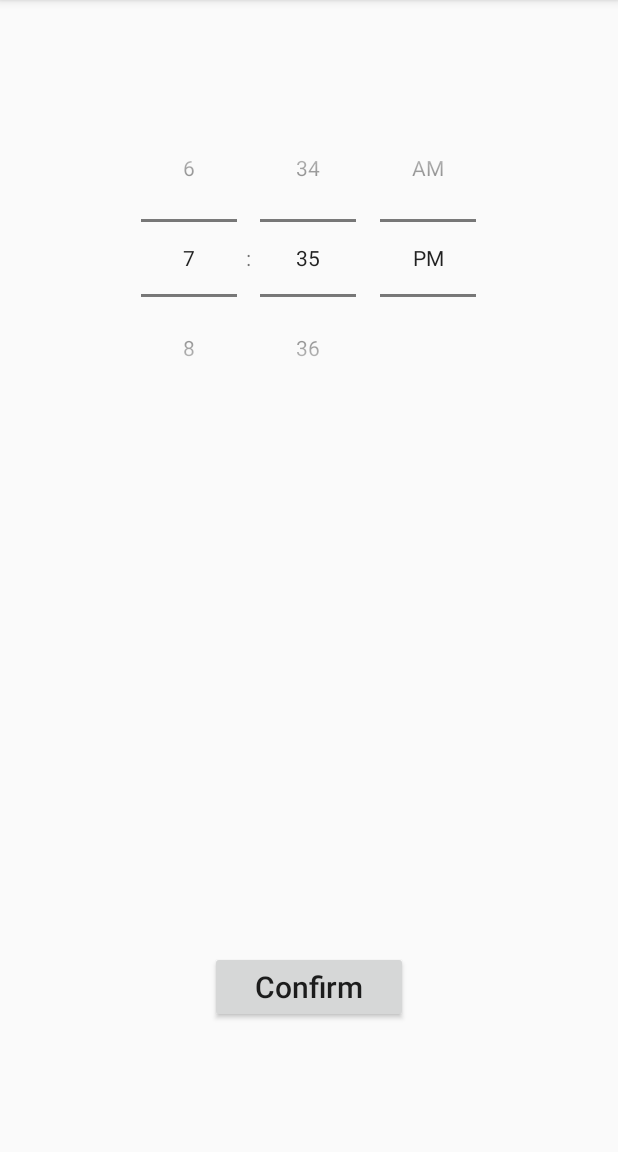
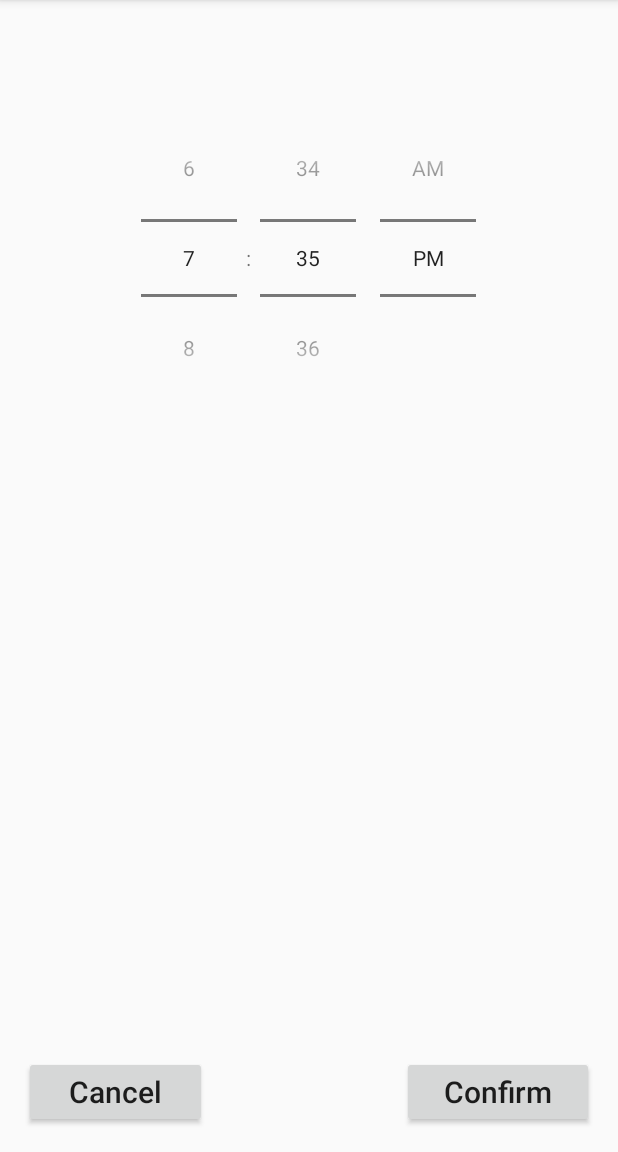
Before and after one commit to AdamHe17/SnoozeWars, an Android app: the SetAlarm screen opened directly, with no data from a screen before it, on a phone screen of 412 x 824 dp, the part 84-1236 px from its top. Run offline under Robolectric (Android 15) with nearby library versions, the light colour scheme and no system bars; 4 statements that could not run were skipped.

Commit message:
Added buttons and functionality to app

```diff
--- a/SnoozeWars/app/src/main/AndroidManifest.xml
+++ b/SnoozeWars/app/src/main/AndroidManifest.xml
@@ -19,7 +19,7 @@
                 <category android:name="android.intent.category.LAUNCHER" />
             </intent-filter>
         </activity>
-
+        <uses-permission android:name="android.permission.WAKE_LOCK"></uses-permission>
         <!--
              ATTENTION: This was auto-generated to add Google Play services to your project for
              App Indexing.  See https://g.co/AppIndexing/AndroidStudio for more information.
--- a/SnoozeWars/app/src/main/res/layout/activity_main.xml
+++ b/SnoozeWars/app/src/main/res/layout/activity_main.xml
@@ -55,7 +55,7 @@
         android:textColor="#0f0e0f"
         android:layout_width="wrap_content"
         android:layout_height="wrap_content"
-        android:text="Yuki Zou"
+        android:text="Eric Hao"
         android:id="@+id/textView"
         android:layout_below="@+id/imageView"
         android:layout_centerHorizontal="true" />
--- a/SnoozeWars/app/src/main/res/layout/activity_main2.xml
+++ b/SnoozeWars/app/src/main/res/layout/activity_main2.xml
@@ -22,13 +22,25 @@
         android:layout_width="wrap_content"
         android:layout_height="wrap_content"
         android:text="Confirm"
-        android:id="@+id/button2"
+        android:id="@+id/confirmAlarm"
         android:textSize="20sp"
         android:textAllCaps="false"
+        android:paddingLeft="28dp"
+        android:paddingRight="28dp"
+        android:onClick="confirmAlarm"
+        android:layout_alignParentBottom="true"
+        android:layout_alignParentEnd="true" />
+
+    <Button
+        android:layout_width="wrap_content"
+        android:layout_height="wrap_content"
+        android:text="Cancel"
+        android:textSize="20sp"
+        android:textAllCaps="false"
+        android:id="@+id/cancelAlarm"
         android:paddingLeft="30dp"
         android:paddingRight="30dp"
-        android:onClick="confirmAlarm"
-        android:layout_alignParentBottom="true"
-        android:layout_centerHorizontal="true"
-        android:layout_marginBottom="70dp" />
+        android:onClick="cancelAlarm"
+        android:layout_alignBottom="@+id/confirmAlarm"
+        android:layout_alignParentStart="true" />
 </RelativeLayout>
```
Also changed, not shown: SnoozeWars/app/src/main/java/snoozewars/com/snoozewars/MainActivity.java (+21 -0 lines), SnoozeWars/app/src/main/java/snoozewars/com/snoozewars/SetAlarm.java (+9 -3 lines).
